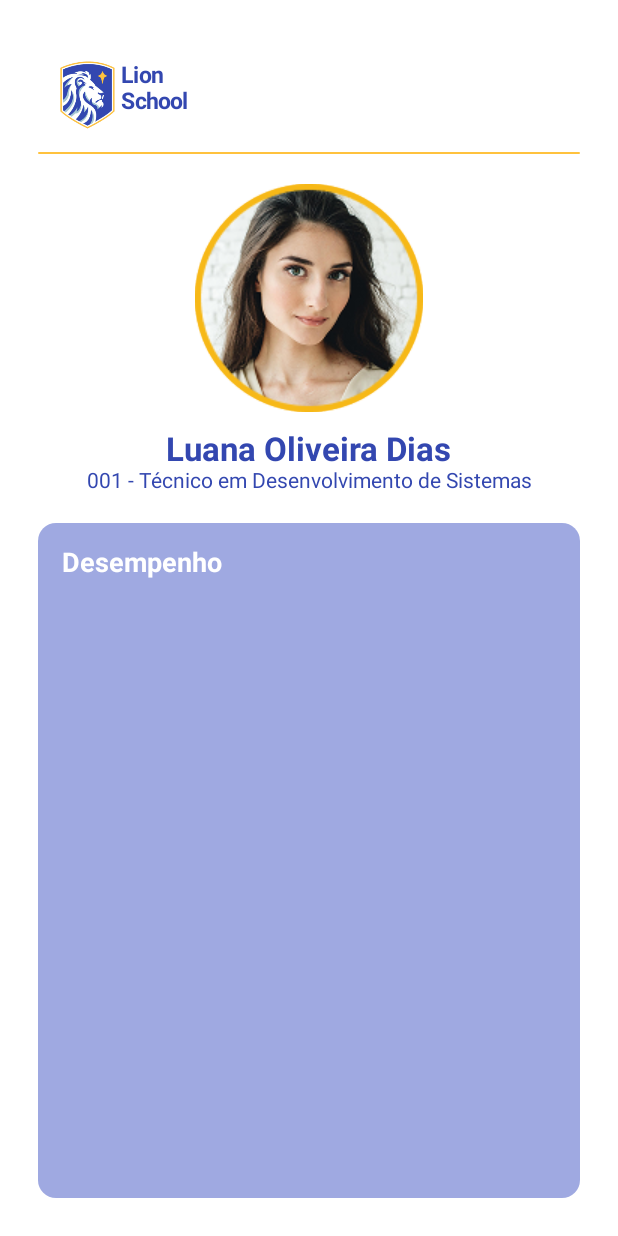
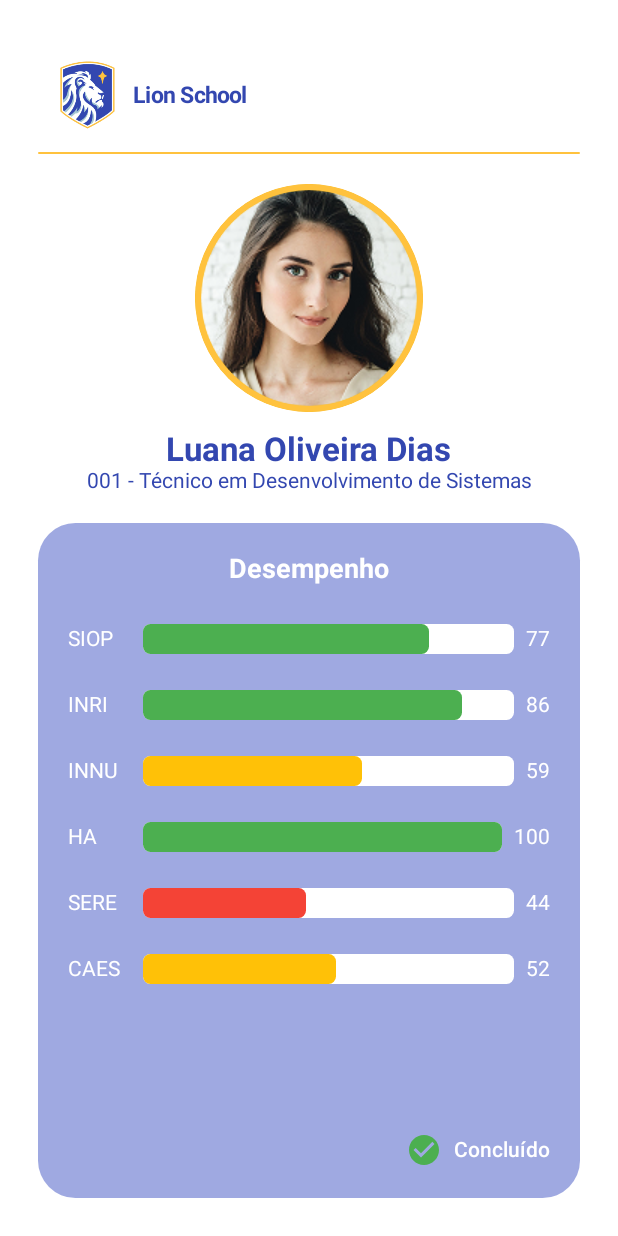
Before and after one commit to D4NIELT0RRES/LionSchool_NEW, an Android app built with Jetpack Compose: the @Preview function detailsScreenPreview, on a phone screen of 412 x 824 dp. Run offline under Robolectric (Android 15) with nearby library versions, the phone set to English and light mode, and no system bars.

Commit message:
Finalizando projeto Lion School

```diff
--- a/app/src/main/java/com/example/lionschool/screens/DetailsScreen.kt
+++ b/app/src/main/java/com/example/lionschool/screens/DetailsScreen.kt
@@ -2,58 +2,52 @@ package com.example.lionschool.screens
 
 import androidx.compose.foundation.Image
 import androidx.compose.foundation.background
-import androidx.compose.foundation.layout.Arrangement
-import androidx.compose.foundation.layout.Box
-import androidx.compose.foundation.layout.Column
-import androidx.compose.foundation.layout.Row
-import androidx.compose.foundation.layout.Spacer
-import androidx.compose.foundation.layout.fillMaxSize
-import androidx.compose.foundation.layout.fillMaxWidth
-import androidx.compose.foundation.layout.height
-import androidx.compose.foundation.layout.padding
-import androidx.compose.foundation.layout.width
+import androidx.compose.foundation.border
+import androidx.compose.foundation.layout.*
+import androidx.compose.foundation.shape.CircleShape
 import androidx.compose.foundation.shape.RoundedCornerShape
+import androidx.compose.material.icons.Icons
+import androidx.compose.material.icons.filled.CheckCircle
 import androidx.compose.material3.Card
 import androidx.compose.material3.CardDefaults
+import androidx.compose.material3.Icon
 import androidx.compose.material3.Text
 import androidx.compose.runtime.Composable
 import androidx.compose.ui.Alignment
 import androidx.compose.ui.Modifier
+import androidx.compose.ui.draw.clip
 import androidx.compose.ui.graphics.Color
 import androidx.compose.ui.res.colorResource
 import androidx.compose.ui.res.painterResource
 import androidx.compose.ui.res.stringResource
-import androidx.compose.ui.text.font.FontFamily
 import androidx.compose.ui.text.font.FontWeight
 import androidx.compose.ui.tooling.preview.Preview
 import androidx.compose.ui.unit.dp
 import androidx.compose.ui.unit.sp
-import br.senai.sp.jandira.bmi.screens.components.detailComponents
-
+import br.senai.sp.jandira.bmi.screens.components.Performance
 import com.example.lionschool.R
 
 @Composable
 fun detailsScreen() {
-
     Box(
         modifier = Modifier
             .fillMaxSize()
             .background(Color.White),
         contentAlignment = Alignment.BottomCenter
-    ){
+    ) {
         Column(
             modifier = Modifier
                 .fillMaxSize()
                 .padding(25.dp),
             horizontalAlignment = Alignment.CenterHorizontally
         ) {
-            Row (
+            Row(
                 modifier = Modifier
                     .fillMaxWidth()
                     .padding(10.dp),
                 verticalAlignment = Alignment.CenterVertically,
                 horizontalArrangement = Arrangement.Start
-            ){
+            ) {
                 Image(
                     painter = painterResource(R.drawable.logo),
                     contentDescription = stringResource(R.string.name_school),
@@ -67,12 +61,11 @@ fun detailsScreen() {
                     fontSize = 15.sp,
                     color = colorResource(R.color.blue),
                     fontWeight = FontWeight.Bold,
-                    fontFamily = FontFamily.Default,
                     modifier = Modifier
-                        .width(50.dp)
-                        .padding(bottom = 10.dp)
+                        .padding(start = 8.dp)
                 )
             }
+
             Card(
                 modifier = Modifier
                     .height(1.dp)
@@ -80,48 +73,53 @@ fun detailsScreen() {
                 colors = CardDefaults.cardColors(
                     colorResource(R.color.yellow)
                 )
-            ){}
+            ) {}
+
             Box(
                 modifier = Modifier
                     .padding(top = 20.dp)
-                    .background(
-                        color = colorResource(R.color.yellow),
-                        shape = RoundedCornerShape(100.dp),
-                    )
-            ){
+                    .size(152.dp)
+                    .clip(CircleShape)
+                    .border(4.dp, colorResource(R.color.yellow), CircleShape)
+            ) {
                 Image(
                     painter = painterResource(R.drawable.luana),
                     contentDescription = "",
-                    modifier = Modifier
-                        .width(152.dp)
-                        .height(152.dp)
+                    modifier = Modifier.fillMaxSize()
                 )
             }
+
             Text(
                 text = "Luana Oliveira Dias",
                 fontSize = 22.sp,
                 fontWeight = FontWeight.Bold,
                 color = colorResource(R.color.blue),
-                modifier = Modifier
-                    .padding(top = 12.dp)
+                modifier = Modifier.padding(top = 12.dp)
             )
             Text(
                 text = stringResource(R.string.text),
                 fontSize = 14.sp,
                 color = colorResource(R.color.blue)
             )
+
             Card(
                 modifier = Modifier
                     .fillMaxWidth()
+                    .height(500.dp)
                     .padding(top = 20.dp),
+                shape = RoundedCornerShape(25.dp),
                 colors = CardDefaults.cardColors(
                     colorResource(R.color.lion_color_purple_white)
                 )
             ) {
+                Box(
+                    modifier = Modifier
+                        .fillMaxSize()
+                        .padding(20.dp)
+                ) {
                     Column(
-                    modifier = Modifier
-                        .padding(16.dp)
-                        .height(500.dp)
+                        modifier = Modifier.fillMaxSize(),
+                        horizontalAlignment = Alignment.CenterHorizontally
                     ) {
                         Text(
                             text = stringResource(R.string.desempenho),
@@ -129,12 +127,43 @@ fun detailsScreen() {
                             fontWeight = FontWeight.Bold,
                             color = Color.White
                         )
+
+                        Spacer(modifier = Modifier.height(20.dp))
+
+                        Performance("SIOP", 77, Color(0xFF4CAF50))
+                        Spacer(modifier = Modifier.height(12.dp))
+                        Performance("INRI", 86, Color(0xFF4CAF50))
+                        Spacer(modifier = Modifier.height(12.dp))
+                        Performance("INNU", 59, Color(0xFFFFC107))
+                        Spacer(modifier = Modifier.height(12.dp))
+                        Performance("HA", 100, Color(0xFF4CAF50))
+                        Spacer(modifier = Modifier.height(12.dp))
+                        Performance("SERE", 44, Color(0xFFF44336))
+                        Spacer(modifier = Modifier.height(12.dp))
+                        Performance("CAES", 52, Color(0xFFFFC107))
+                    }
+
+                    // Texto "Concluído" no canto inferior direito
+                    Row(
+                        modifier = Modifier
+                            .align(Alignment.BottomEnd),
+                        verticalAlignment = Alignment.CenterVertically,
+                        horizontalArrangement = Arrangement.End
+                    ) {
+                        Icon(
+                            imageVector = Icons.Default.CheckCircle,
+                            contentDescription = "Concluído",
+                            tint = Color(0xFF4CAF50)
+                        )
+                        Spacer(modifier = Modifier.width(8.dp))
+                        Text(
+                            text = "Concluído",
+                            color = Color.White,
+                            fontWeight = FontWeight.SemiBold
+                        )
                     }
                 }
-            detailComponents(
-                text = stringResource(R.string.text1),
-                text1 = stringResource(R.string.)
-            )
+            }
         }
     }
 }
--- a/app/src/main/java/com/example/lionschool/screens/components/detailsComponents.kt
+++ b/app/src/main/java/com/example/lionschool/screens/components/detailsComponents.kt
@@ -1,98 +1,56 @@
 package br.senai.sp.jandira.bmi.screens.components
 
-import android.net.http.UrlRequest.Status
-import android.text.BoringLayout
+
 import androidx.compose.foundation.background
-import androidx.compose.foundation.layout.Arrangement
-import androidx.compose.foundation.layout.Row
-import androidx.compose.foundation.layout.Spacer
-import androidx.compose.foundation.layout.fillMaxHeight
-import androidx.compose.foundation.layout.fillMaxWidth
-import androidx.compose.foundation.layout.height
-import androidx.compose.foundation.layout.padding
-import androidx.compose.foundation.layout.size
-import androidx.compose.foundation.layout.width
-import androidx.compose.foundation.shape.CircleShape
+import androidx.compose.foundation.layout.*
 import androidx.compose.foundation.shape.RoundedCornerShape
-import androidx.compose.material3.Card
-import androidx.compose.material3.CardDefaults
 import androidx.compose.material3.Text
 import androidx.compose.runtime.Composable
 import androidx.compose.ui.Alignment
 import androidx.compose.ui.Modifier
 import androidx.compose.ui.graphics.Color
-import androidx.compose.ui.res.colorResource
-import androidx.compose.ui.text.font.FontWeight
 import androidx.compose.ui.tooling.preview.Preview
 import androidx.compose.ui.unit.dp
-import androidx.compose.ui.unit.sp
-import com.example.lionschool.R
-import com.example.lionschool.screens.detailsScreen
 
 @Composable
-fun detailComponents(
-    text: String = "SIOP",
-    text1: String = "71",
-    isFilled: Boolean = false
-
-) {
-    Row (
-        verticalAlignment = Alignment.CenterVertically,
+fun Performance(text: String, progresso: Int, color: Color) {
+    Row(
         modifier = Modifier
-            .padding(top = 5.dp)
-            .width(300.dp)
-            .background(Color.Cyan)
-    ){
-        Card (
-            modifier = Modifier
-                .padding(start = 10.dp)
-
-        ){  }
+            .fillMaxWidth()
+            .padding(vertical = 6.dp), // Espaçamento maior entre os itens
+        verticalAlignment = Alignment.CenterVertically
+    ) {
         Text(
             text = text,
-            fontSize = 10.sp,
-            fontWeight = FontWeight.Bold
+            color = Color.White,
+            modifier = Modifier.width(50.dp)
         )
-        Spacer(
+        Box(
             modifier = Modifier
-                .width(25.dp)
-        )
-        Card(
-            modifier = Modifier
-                .width(200.dp)
-                .height(20.dp),
-            shape = RoundedCornerShape(5.dp),
-            colors = CardDefaults.cardColors(
-                containerColor = colorResource(R.color.white)
-            )
-        ){
-            Card (
+                .height(20.dp)
+                .weight(1f)
+                .background(Color.White, shape = RoundedCornerShape(5.dp))
+        ) {
+            Box(
                 modifier = Modifier
-                    .width(100.dp)
-                    .height(20.dp),
-                shape = RoundedCornerShape(5.dp),
-                colors = CardDefaults.cardColors(
-                    containerColor = colorResource(R.color.light_green)
-                )
-            ){}
-        }
-        Row (
-            modifier = Modifier
-                .padding(start = 10.dp)
-        ){
-            Text(
-                text = text1,
-                fontSize = 11.sp,
-                fontWeight = FontWeight.Bold
+                    .fillMaxHeight()
+                    .fillMaxWidth(progresso / 100f)
+                    .background(color, shape = RoundedCornerShape(5.dp))
             )
         }
+        Spacer(modifier = Modifier.width(8.dp))
+        Text(
+            text = "$progresso",
+            color = Color.White
+        )
     }
 }
 
 
-
-@Preview
+@Preview(showBackground = true)
 @Composable
-private fun detailComponentsPreview() {
-    detailComponents()
+fun PerformanceBarPreview() {
+    Column(modifier = Modifier.padding(16.dp)) {
+        Performance("SIOP", 80, Color(0xFF4CAF50))
+    }
 }
```
Lines whose indentation alone changed are shown as unchanged.
